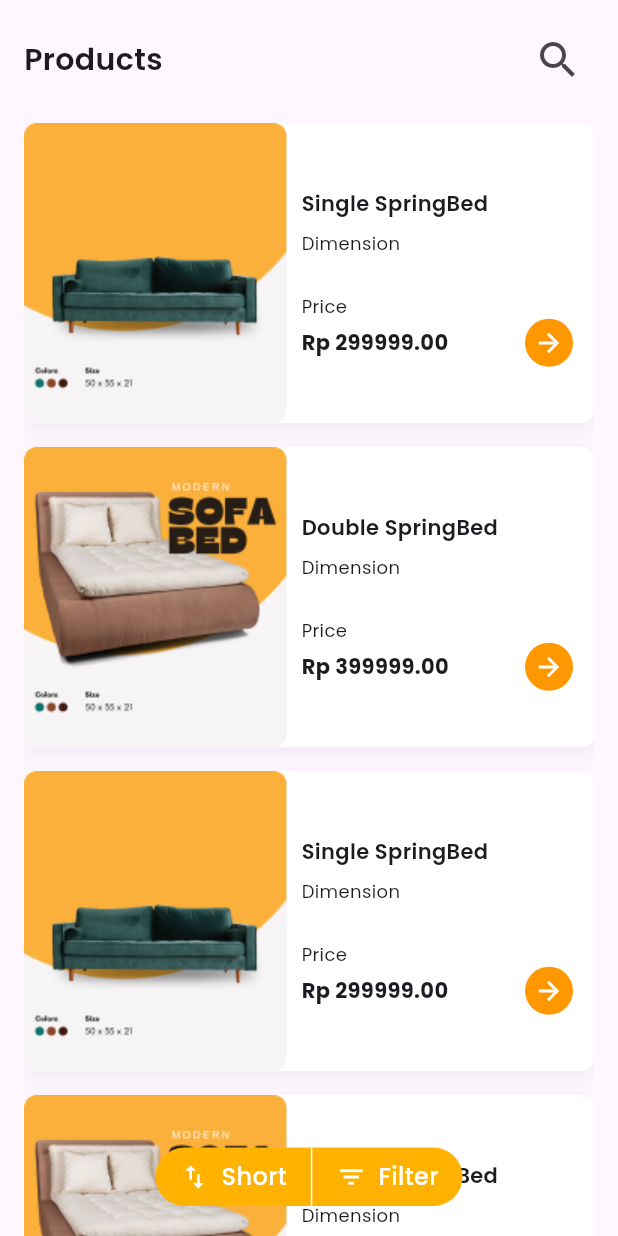
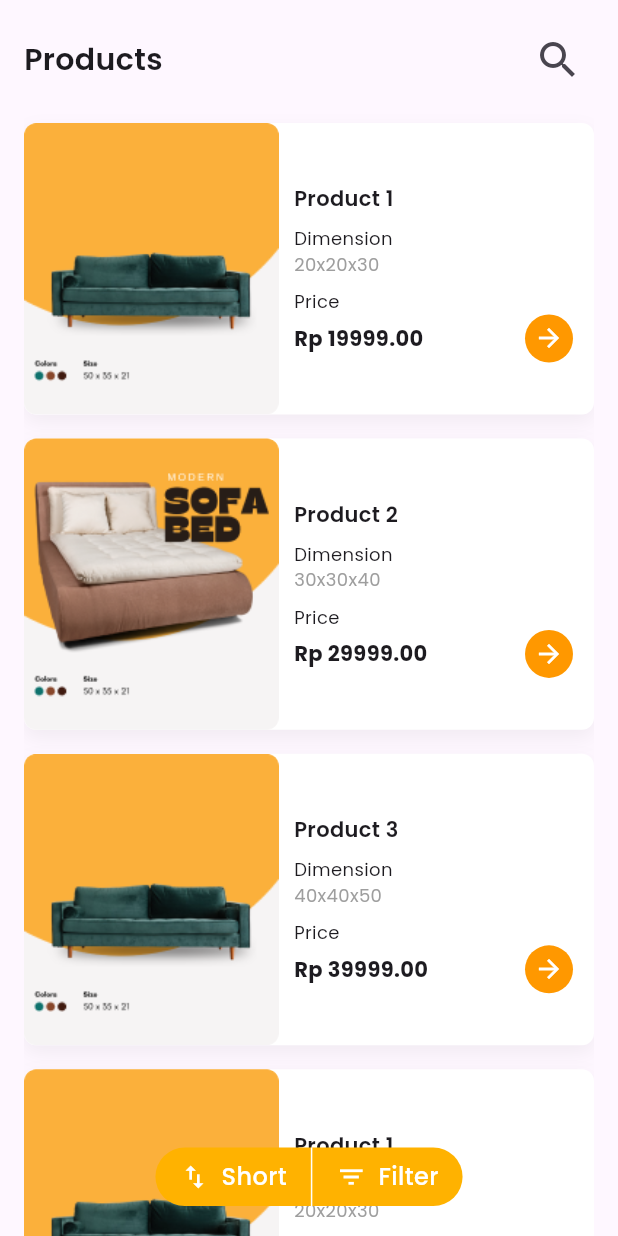
Before and after one commit to fauz2323/woodman_fe, a Flutter app: the ProductView screen opened directly, on a phone screen of 412 x 824 dp. Run offline on Flutter 3.47's test engine with Material 3 defaults, Android fonts, the light colour scheme and no system bars; our stand-ins replace bloc, carousel_slider, flutter_bloc, freezed_annotation, google_fonts.

Commit message:
Update product modul

```diff
--- a/lib/main.dart
+++ b/lib/main.dart
@@ -20,7 +20,7 @@ class MyApp extends StatelessWidget {
         textTheme: GoogleFonts.poppinsTextTheme(),
       ),
       routes: RouteHelper.routes,
-      initialRoute: '/detail_product',
+      initialRoute: '/home',
     );
   }
 }
--- a/lib/main/view/pages/product/cubit/product_cubit.dart
+++ b/lib/main/view/pages/product/cubit/product_cubit.dart
@@ -1,9 +1,53 @@
 import 'package:bloc/bloc.dart';
 import 'package:freezed_annotation/freezed_annotation.dart';
+import 'package:woodman_project_fe/model/product_model.dart';
 
+part 'product_cubit.freezed.dart';
 part 'product_state.dart';
-part 'product_cubit.freezed.dart';
 
 class ProductCubit extends Cubit<ProductState> {
-  ProductCubit() : super(ProductState.initial());
+  ProductCubit() : super(const ProductState.initial());
+  void loadProducts() {
+    // Simulasi pengambilan data dari API atau database
+    final products = [
+      ProductModel(
+        name: 'Product 1',
+        description:
+            'Suitable for various rooms, from living room, bedroom, to terrace. Available in a variety of stylish color choices. Soft cushion with premium fabric for extra comfort.',
+        dimension: '20x20x30',
+        price: 19999.00,
+        thumbnailUrl: 'asset/images/sofa.png',
+        imageUrl: [],
+      ),
+      ProductModel(
+        name: 'Product 2',
+        description:
+            'Modern design with high-quality materials. Perfect for small spaces.',
+        dimension: '30x30x40',
+        price: 29999.00,
+        thumbnailUrl: 'asset/images/sofabed.png',
+        imageUrl: [],
+      ),
+      ProductModel(
+        name: 'Product 3',
+        description:
+            'Elegant and comfortable sofa bed. Easy to transform from sofa to bed.',
+        dimension: '40x40x50',
+        price: 39999.00,
+        thumbnailUrl: 'asset/images/sofa.png',
+        imageUrl: [],
+      ),
+      ProductModel(
+        name: 'Product 1',
+        description:
+            'Suitable for various rooms, from living room, bedroom, to terrace. Available in a variety of stylish color choices. Soft cushion with premium fabric for extra comfort.',
+        dimension: '20x20x30',
+        price: 19999.00,
+        thumbnailUrl: 'asset/images/sofa.png',
+        imageUrl: [],
+      ),
+    ];
+
+    emit(ProductState.loaded(products));
+  }
 }
--- a/lib/main/view/pages/product/cubit/product_state.dart
+++ b/lib/main/view/pages/product/cubit/product_state.dart
@@ -3,4 +3,5 @@ part of 'product_cubit.dart';
 @freezed
 class ProductState with _$ProductState {
   const factory ProductState.initial() = _Initial;
+  const factory ProductState.loaded(List<ProductModel> products) = _Loaded;
 }
--- a/lib/main/view/pages/product/product_view.dart
+++ b/lib/main/view/pages/product/product_view.dart
@@ -1,45 +1,36 @@
 import 'package:flutter/material.dart';
+import 'package:flutter_bloc/flutter_bloc.dart';
 import 'package:google_fonts/google_fonts.dart';
+import 'package:woodman_project_fe/main/view/pages/product/cubit/product_cubit.dart';
 import 'package:woodman_project_fe/main/view/widged/my_product_card_horizontal_widget.dart';
 import 'package:woodman_project_fe/model/product_model.dart';
 
 class ProductView extends StatelessWidget {
-  ProductView({super.key});
+  const ProductView({super.key});
 
-  final List<ProductModel> products = [
-    ProductModel(
-      name: 'Single SpringBed',
-      description: '',
-      dimension: '50x50x50',
-      price: 299999.00,
-      thumbnailUrl: 'asset/images/sofa.png',
-      imageUrl: [],
-    ),
-    ProductModel(
-      name: 'Double SpringBed',
-      description: '',
-      dimension: '100x100x50',
-      price: 399999.00,
-      thumbnailUrl: 'asset/images/sofabed.png',
-      imageUrl: [],
-    ),
-    ProductModel(
-      name: 'Single SpringBed',
-      description: '',
-      dimension: '50x50x50',
-      price: 299999.00,
-      thumbnailUrl: 'asset/images/sofa.png',
-      imageUrl: [],
-    ),
-    ProductModel(
-      name: 'Double SpringBed',
-      description: '',
-      dimension: '100x100x50',
-      price: 399999.00,
-      thumbnailUrl: 'asset/images/sofabed.png',
-      imageUrl: [],
-    ),
-  ];
+  @override
+  Widget build(BuildContext context) {
+    return BlocProvider(
+      create: (context) => ProductCubit()..loadProducts(),
+      child: Scaffold(
+        body: BlocBuilder<ProductCubit, ProductState>(
+          builder: (context, state) {
+            return state.when(
+              initial: () => const Center(child: CircularProgressIndicator()),
+              loaded: (products) => _Build(products: products),
+            );
+          },
+        ),
+      ),
+    );
+  }
+  // test
+}
+
+class _Build extends StatelessWidget {
+  final List<ProductModel> products;
+  const _Build({required this.products});
+
   @override
   Widget build(BuildContext context) {
     return Scaffold(
--- a/lib/main/view/widged/my_product_card_horizontal_widget.dart
+++ b/lib/main/view/widged/my_product_card_horizontal_widget.dart
@@ -33,6 +33,7 @@ class MyProductCardHorizontalWidget extends StatelessWidget {
           ClipRRect(
             borderRadius: BorderRadius.circular(8.0),
             child: Image.asset(
+              width: 170,
               product.thumbnailUrl,
               fit: BoxFit.contain,
             ),
@@ -59,7 +60,8 @@ class MyProductCardHorizontalWidget extends StatelessWidget {
                     ),
                   ),
                   Text(
-                    product.description,
+                    product.dimension,
+                    maxLines: 2,
                     style: const TextStyle(
                       color: Colors.grey,
                       fontSize: 12,
```
Also changed, not shown: lib/main/view/pages/product/cubit/product_cubit.freezed.dart.
